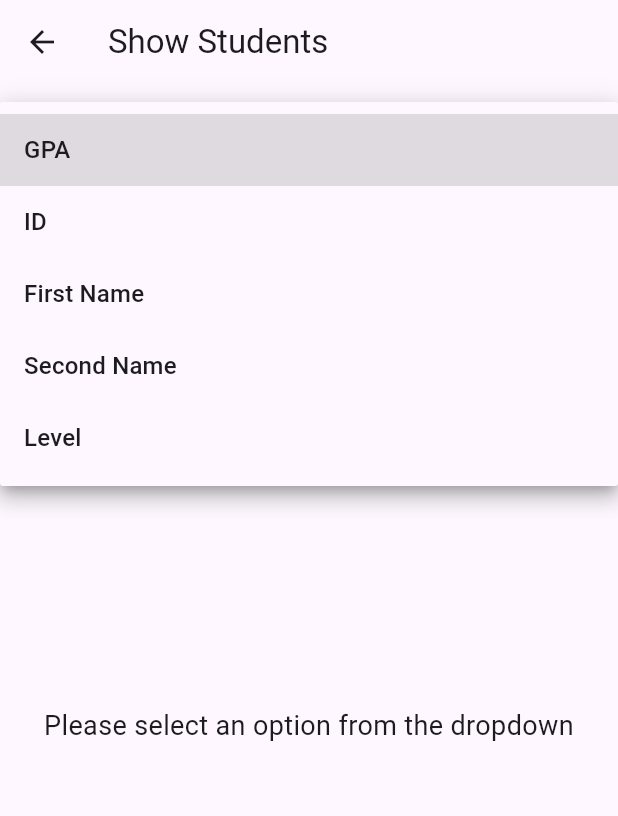
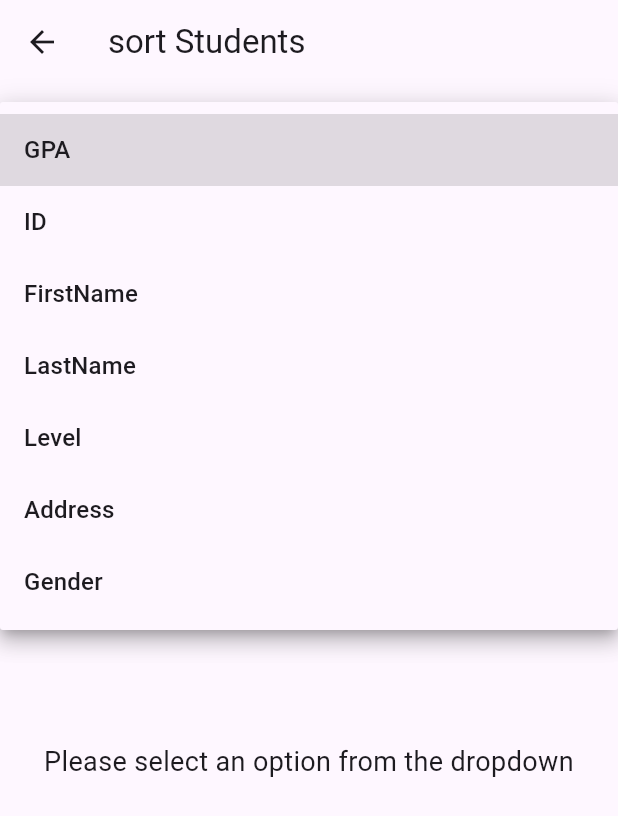
Before and after one commit to BassemWael/SOA_ASS1, a Flutter app: the ShowStudents screen opened by its route, after a tap on "Select an option", on a phone screen of 412 x 824 dp. Shown: the top 816 px of the screen. Run offline on Flutter 3.47's test engine with Material 3 defaults, Android fonts, the phone set to English and light mode, and no system bars.

Commit message:
connecting the front-end and back-end

```diff
--- a/ass1/lib/main.dart
+++ b/ass1/lib/main.dart
@@ -1,5 +1,5 @@
 import 'package:ass1/screens/delete_student.dart';
-import 'package:ass1/screens/show_students.dart';
+import 'package:ass1/screens/sort_students.dart';
 import 'package:ass1/screens/student_data_page.dart';
 import 'package:ass1/screens/update_student.dart';
 import 'package:ass1/screens/update_student_id.dart';
--- a/ass1/lib/screens/homepage.dart
+++ b/ass1/lib/screens/homepage.dart
@@ -1,6 +1,6 @@
 import 'package:ass1/screens/add_students_count_page.dart';
 import 'package:ass1/screens/delete_student.dart';
-import 'package:ass1/screens/show_students.dart';
+import 'package:ass1/screens/sort_students.dart';
 import 'package:ass1/screens/update_student_id.dart';
 import 'package:flutter/material.dart';
 
@@ -58,7 +58,7 @@ class MyHomePage extends StatelessWidget {
                 context,
                 ShowStudents.id,
               );
-            }, child: const Text("Show Students")),
+            }, child: const Text("Sort Students")),
             const SizedBox(
               height: 30,
             ),
--- a/ass1/lib/screens/show_students.dart
+++ b/ass1/lib/screens/sort_students.dart
@@ -16,28 +16,32 @@ class _ShowStudentsState extends State<ShowStudents> {
   final List<String> dropdownItems = [
     'GPA',
     'ID',
-    'First Name',
-    'Second Name',
-    'Level'
+    'FirstName',
+    'LastName',
+    'Level',
+    'Address',
+    'Gender',
   ];
 
   // State variable to hold the selected value
-  String? selectedItem;
-  List<Student> searchResults = [];
+String? selectedItem;
+List<Student> searchResults = [];
+bool aord = true;
 
   @override
   Widget build(BuildContext context) {
     return Scaffold(
       appBar: AppBar(
-        title: const Text('Show Students'),
+        title: const Text('sort Students'),
       ),
       body: Column(
         crossAxisAlignment: CrossAxisAlignment.start,
         children: [
           // Add padding to position the dropdown at the top
-          Padding(
+        Padding(
             padding: const EdgeInsets.all(16.0),
             child: DropdownButtonFormField<String>(
+              key: ValueKey(selectedItem), // Ensure a unique key
               value: selectedItem,
               decoration: InputDecoration(
                 labelText: 'Select an option',
@@ -56,15 +60,35 @@ class _ShowStudentsState extends State<ShowStudents> {
               }).toList(),
               onChanged: (String? newValue) {
                 if (newValue != null) {
-                  _searchStudents(newValue);
+                  _searchStudents(newValue, aord);
                 }
 
                 setState(() {
                   selectedItem = newValue;
                 });
               },
+
             ),
-          ),
+           ),
+          Padding(
+            padding: const EdgeInsets.only(left: 8, right: 8),
+            child: IconButton(
+                onPressed: () {
+                  setState(() {
+                    if (aord == true) {
+                      aord = false;
+                    } else {
+                      aord = true;
+                    }
+                  });
+                  if (selectedItem != null) {
+                    _searchStudents(selectedItem!, aord);
+                  }
+                },
+                icon: aord == true
+                    ? const Icon(Icons.arrow_drop_up_rounded)
+                    : const Icon(Icons.arrow_drop_down_rounded)),
+                    ),
           // Example content or additional UI components
           Expanded(
             child: selectedItem == null
@@ -102,7 +126,7 @@ class _ShowStudentsState extends State<ShowStudents> {
     );
   }
 
-  void _searchStudents(String query) async {
+  void _searchStudents(String query,bool aord) async {
     if (query.isEmpty) {
       // Display an error message if the search field is empty
       ScaffoldMessenger.of(context).showSnackBar(
@@ -115,7 +139,7 @@ class _ShowStudentsState extends State<ShowStudents> {
     }
 
     final url =
-        Uri.parse('127.0.0.1:8080/api/students/sort?attribute=$query&ascending=true');
+        Uri.parse('http://127.0.0.1:8080/api/students/sort?attribute=$query&ascending=$aord');
 
     try {
       final response = await http.get(url);
```
Also changed, not shown: ass1/lib/screens/search_student.dart (+20 -23 lines), ass1/lib/screens/update_student.dart (+26 -14 lines), ass1/lib/screens/update_student_id.dart (+9 -6 lines), 3 other files.
